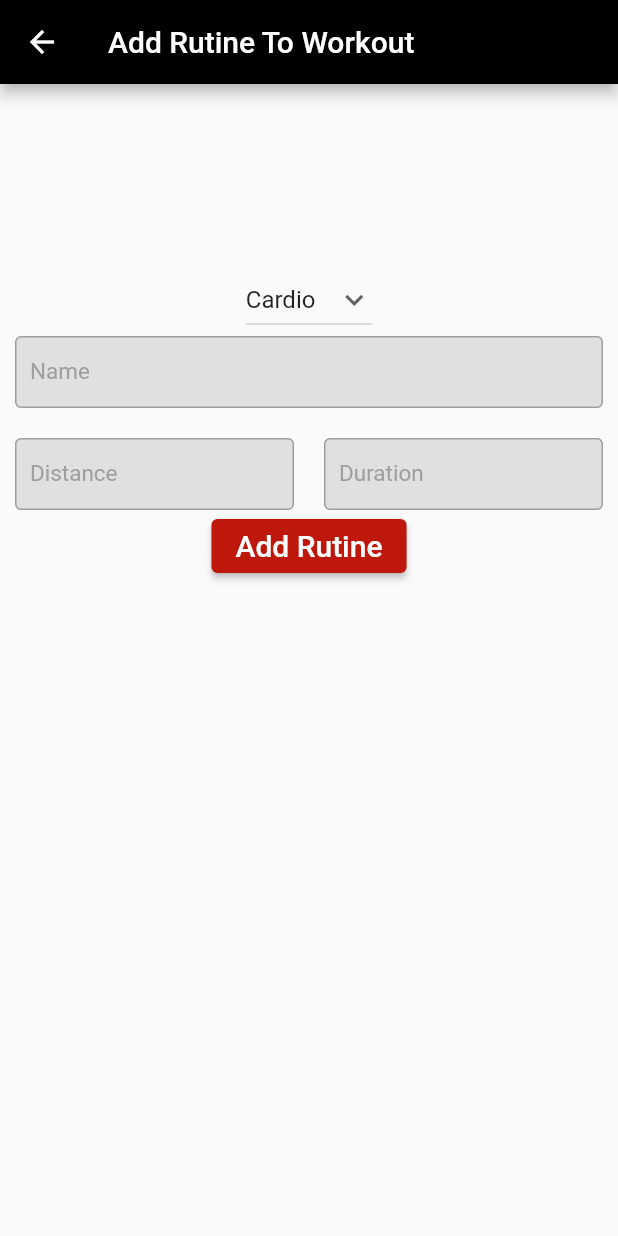
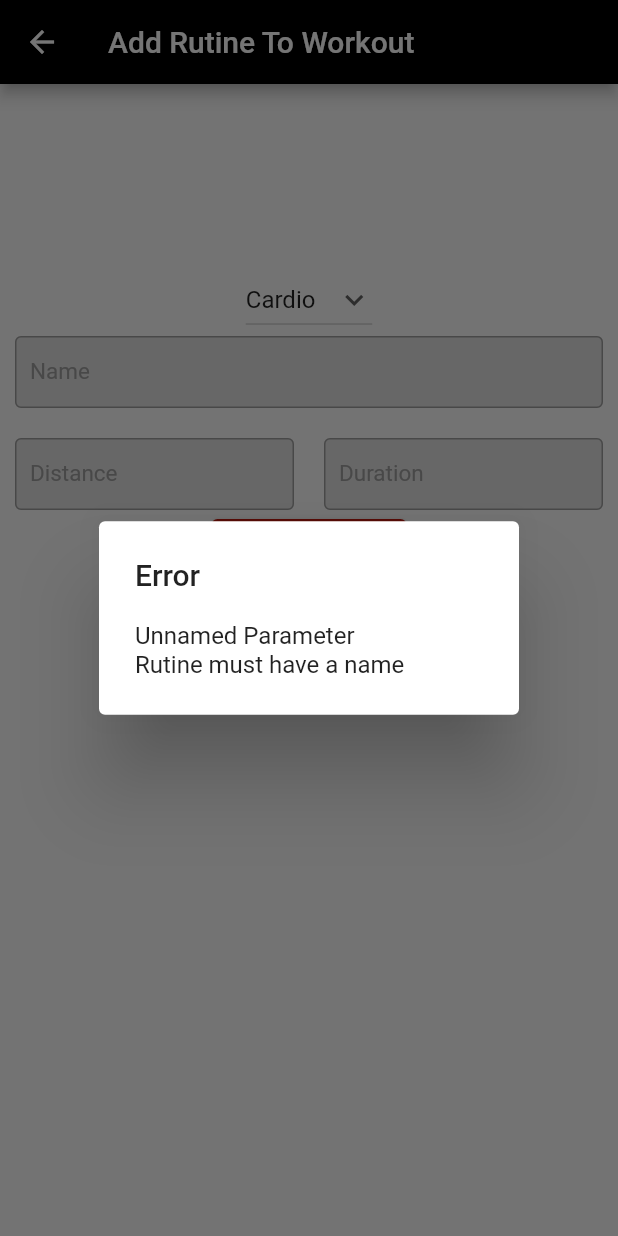
Before and after one commit to JohannesPoulsen/fitness_budy_app, a Flutter app: the CreateRutine screen opened directly with empty values, after a tap on "Add Rutine", on a phone screen of 412 x 824 dp. Run offline on Flutter 3.47's test engine with Material 2 defaults, Android fonts, the phone set to English and light mode, and no system bars; our stand-ins replace cloud_firestore, firebase_auth, firebase_core, fl_chart, font_awesome_flutter; accounts and stored records are empty.

Commit message:
error box

```diff
--- a/lib/view_controller/create_rutine.dart
+++ b/lib/view_controller/create_rutine.dart
@@ -4,6 +4,7 @@ import 'package:fitness_body_app/model/rutine.dart';
 import 'package:fitness_body_app/model/other_rutine.dart';
 import 'package:fitness_body_app/model/strength.dart';
 import 'package:fitness_body_app/model/app_master.dart';
+import 'package:fitness_body_app/widgets/error_box.dart';
 
 class CreateRutine extends StatefulWidget {
   const CreateRutine({Key? key, required this.master}) : super(key: key);
@@ -65,6 +66,7 @@ class _CreateRutineState extends State<CreateRutine> {
             ElevatedButton(
               onPressed: () {
                 Rutine? toAdd;
+                if (name.isNotEmpty) {
                   if (optionsValue == "Strength") {
                     toAdd = Strength(
                         name: name,
@@ -87,6 +89,17 @@ class _CreateRutineState extends State<CreateRutine> {
                   }
                   widget.master.newRutine(toAdd);
                   Navigator.pop(context, toAdd);
+                }
+                else{
+                  showDialog(context: context, builder: (context) {
+                    return const ErrorBox(
+                      errorName: 'Unnamed Parameter',
+                      errorReason: 'Rutine must have a name',
+                    );
+                  }
+                    );
+
+                }
               },
               style: ElevatedButton.styleFrom(
                 primary: const Color.fromARGB(255, 190, 24, 12),
```
Also changed, not shown: lib/services/firestore_download.dart (+1 -7 lines). Lines whose indentation alone changed are shown as unchanged.
